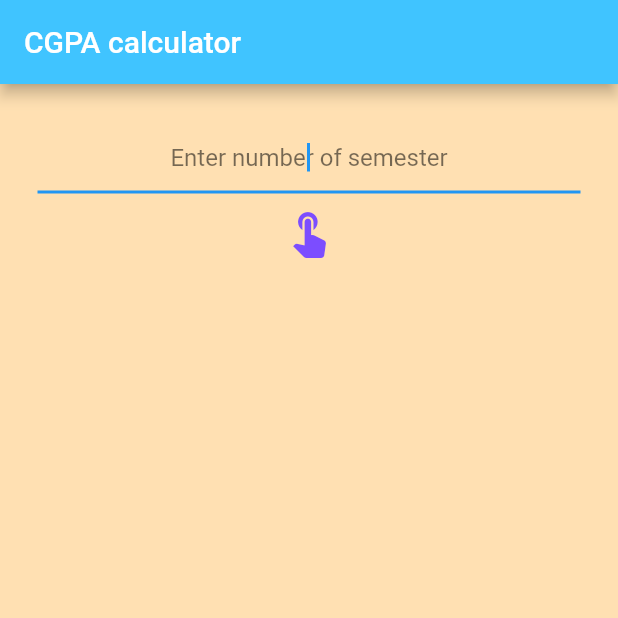
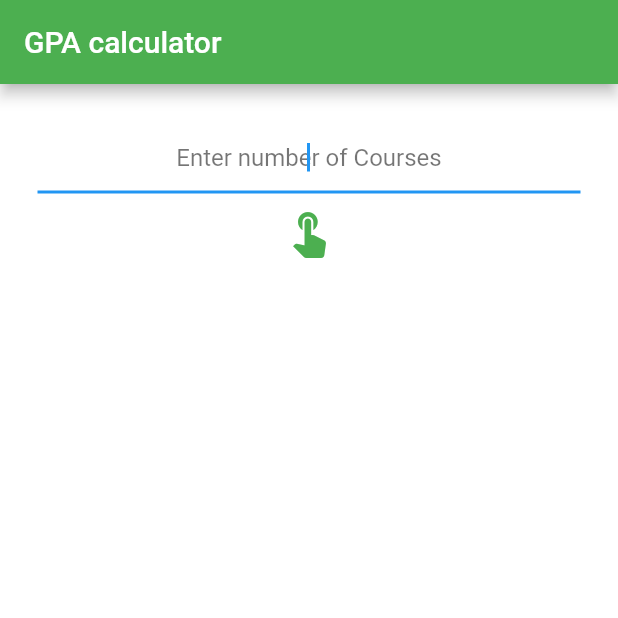
Before and after one commit to nnamanibenjamin/myGPAapp, a Flutter app: the screen it shows after launch, on a phone screen of 412 x 824 dp, the top half of it. Run offline on Flutter 3.47's test engine with Material 2 defaults, Android fonts, the phone set to English and light mode, and no system bars.

Commit message:
second commit

```diff
--- a/lib/gpaScreens/HomePage.dart
+++ b/lib/gpaScreens/HomePage.dart
@@ -13,8 +13,8 @@ class HomePageState extends State<HomePage>{
   @override
   Widget build(BuildContext context){
     return Scaffold(
-      appBar: AppBar(title:Text("CGPA calculator"), backgroundColor: Colors.lightBlueAccent),
-      backgroundColor: Colors.orange[100],
+      appBar: AppBar(title:Text("GPA calculator"), backgroundColor: Colors.green),
+      backgroundColor: Colors.white,
       body:Container(
         decoration: BoxDecoration(border: Border.all(color: Colors.transparent,width: 25.0),color: Colors.transparent),
         child: ListView(
@@ -23,8 +23,8 @@ class HomePageState extends State<HomePage>{
               textAlign: TextAlign.center,
               autofocus: true,
               decoration:  InputDecoration(
-                  fillColor: Colors.lightBlueAccent,
-                  hintText: "Enter number of semester",
+                  fillColor: Colors.green,
+                  hintText: "Enter number of Courses",
                   hintStyle: TextStyle(color: Colors.black54)
               ),
               keyboardType: TextInputType.number,
@@ -40,7 +40,7 @@ class HomePageState extends State<HomePage>{
               },
             ),
              IconButton(
-              icon: Icon(Icons.touch_app,size: 35.0,color: Colors.deepPurpleAccent,),
+              icon: Icon(Icons.touch_app,size: 35.0,color: Colors.green,),
               onPressed: (){
                 if(n is int && n > 0 ){
                   int pass=n;
@@ -66,7 +66,7 @@ class HomePageState extends State<HomePage>{
       barrierDismissible: false, // user must tap button!
       builder: (BuildContext context) {
         return AlertDialog(
-          title:  Text('Please enter number of semester to calculate CGPA'),
+          title:  Text('Please enter number of Courses to calculate your GPA'),
 
           actions: <Widget>[
              FlatButton(
--- a/lib/gpaScreens/ResultPage.dart
+++ b/lib/gpaScreens/ResultPage.dart
@@ -7,11 +7,11 @@ class ResultPage extends StatelessWidget{
   @override
   Widget build(BuildContext context){
     return  Material(
-      color: Colors.deepOrange,
+      color: Colors.green,
       child: Column(
         mainAxisAlignment: MainAxisAlignment.center,
         children: <Widget>[
-           Text("Your CGPA is: ",style:  TextStyle(color: Colors.white,fontWeight: FontWeight.bold,fontSize: 40.0)),
+           Text("Your GPA is: ",style:  TextStyle(color: Colors.white,fontWeight: FontWeight.bold,fontSize: 40.0)),
            Text(score.toStringAsFixed(score.truncateToDouble() == score ? 0 : 2),
               style:  TextStyle(color: Colors.black,fontWeight: FontWeight.bold,fontSize: 50.0)),
            IconButton(
```
Also changed, not shown: lib/gpaScreens/CGPAPage.dart (+17 -14 lines), pubspec.lock.
